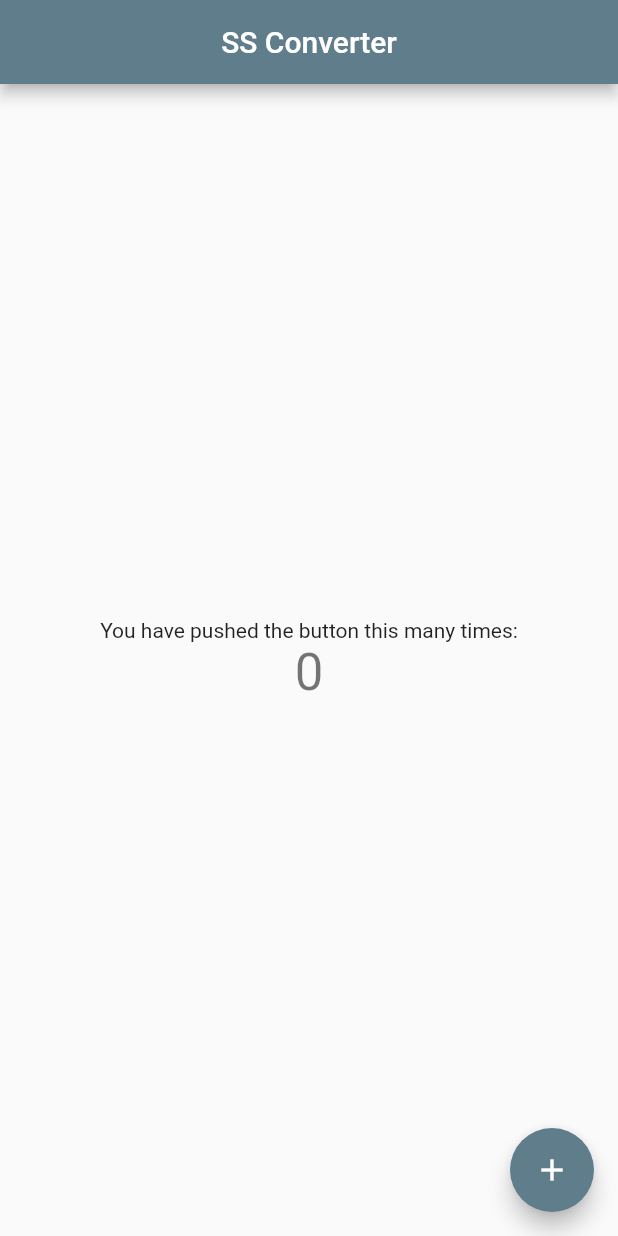
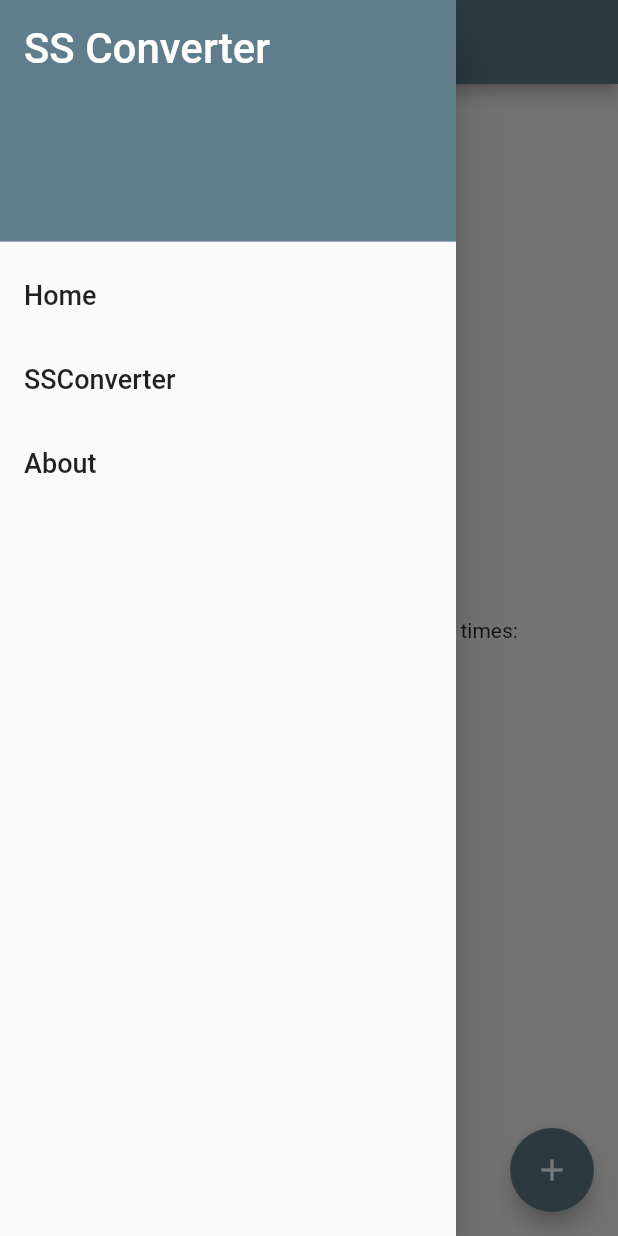
Before and after one commit to lazyrainynight/ssconverter, a Flutter app: the screen it shows after launch, with the side drawer open (before the commit the screen has no drawer), on a phone screen of 412 x 824 dp. Run offline on Flutter 3.47's test engine with Material 2 defaults, Android fonts, the phone set to English and light mode, and no system bars.

Commit message:
Add MenuDrawer

```diff
--- a/lib/my_home_page.dart
+++ b/lib/my_home_page.dart
@@ -1,4 +1,5 @@
 import 'package:flutter/material.dart';
+import 'package:ssconverter/shared/menu_drawer.dart';
 
 class MyHomePage extends StatefulWidget {
   const MyHomePage({Key? key, required this.title}) : super(key: key);
@@ -25,6 +26,7 @@ class _MyHomePageState extends State<MyHomePage> {
       appBar: AppBar(
         title: Center(child: Text(widget.title)),
       ),
+      drawer: const MenuDrawer(),
       body: Container(
         // decoration: const BoxDecoration(
         //   image: DecorationImage(
--- /dev/null
+++ b/lib/shared/menu_drawer.dart
@@ -0,0 +1,45 @@
+import 'package:flutter/material.dart';
+
+class MenuDrawer extends StatelessWidget {
+  const MenuDrawer({Key? key}) : super(key: key);
+
+  @override
+  Widget build(BuildContext context) {
+    return Drawer(
+      child: ListView(
+        children: buildMenuItems(context),
+      ),
+    );
+  }
+
+  List<Widget> buildMenuItems(BuildContext context) {
+    final List<String> menuTitles = [
+      'Home',
+      'SSConverter',
+      'About',
+    ];
+
+    List<Widget> menuItems = [];
+    menuItems.add(
+      const DrawerHeader(
+        decoration: BoxDecoration(color: Colors.blueGrey),
+        child: Text(
+          'SS Converter',
+          style: TextStyle(
+            color: Colors.white,
+            fontSize: 28,
+          ),
+        ),
+      ),
+    );
+
+    for (var m in menuTitles) {
+      menuItems.add(ListTile(
+        title: Text(m, style: const TextStyle(fontSize: 18)),
+        onTap: () {},
+      ));
+    }
+
+    return menuItems;
+  }
+}
```
